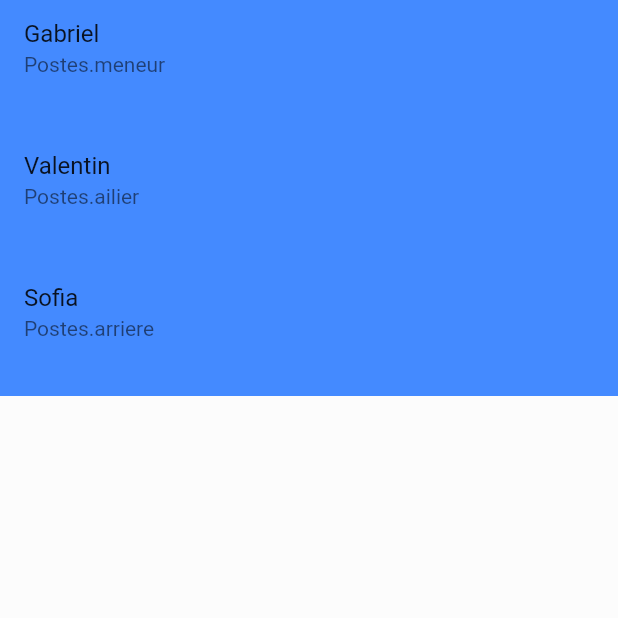
After one commit to gabdez/flutterApp, a Flutter app: the MonEquipe screen opened directly, on a phone screen of 412 x 824 dp, the top half of it. The commit adds this screen. Run offline on Flutter 3.47's test engine with Material 2 defaults, Android fonts, the phone set to English and light mode, and no system bars; our stand-ins replace font_awesome_flutter.

Commit message:
adjust inkwell on select equipe and add new page

```diff
--- /dev/null
+++ b/score_app/lib/enums/postes.dart
@@ -0,0 +1 @@
+enum Postes { meneur, arriere, ailier, ailierFort, pivot }
--- a/score_app/lib/models/equipe.dart
+++ b/score_app/lib/models/equipe.dart
@@ -1,5 +1,8 @@
+import 'package:score_app/models/joueur.dart';
+
 class Equipe {
   int id;
   String name;
+  List<Joueur> joueurs;
   Equipe({this.id, this.name});
 }
--- a/score_app/lib/models/joueur.dart
+++ b/score_app/lib/models/joueur.dart
@@ -1,9 +1,12 @@
+import 'package:score_app/enums/postes.dart';
+
 class Joueur {
   int id;
   String prenom;
   String name;
   int numero;
-  int poste;
+  Postes poste;
+  bool estTitulaire;
 
   Joueur({this.id, this.prenom, this.name, this.numero, this.poste});
 }
--- a/score_app/lib/providers/equipes_provider.dart
+++ b/score_app/lib/providers/equipes_provider.dart
@@ -4,7 +4,7 @@ import 'package:score_app/models/equipe.dart';
 class EquipesProvider with ChangeNotifier {
   List<Equipe> _items = [
     Equipe(id: 1, name: 'Achères'),
-    Equipe(id: 2, name: 'Poissy')
+    Equipe(id: 2, name: 'Poissy'),
   ];
 
   Equipe _currentEquipe;
--- a/score_app/lib/screens/SelectEquipe.dart
+++ b/score_app/lib/screens/SelectEquipe.dart
@@ -117,8 +117,9 @@ class _SelectEquipeState extends State<SelectEquipe> {
           ),
         ],
       ),
-      floatingActionButton: FloatingActionButton(
+      floatingActionButton: new FloatingActionButton(
         child: Icon(Icons.add),
+        heroTag: 'floatBtn',
         onPressed: () {
           showbottom();
         },
--- /dev/null
+++ b/score_app/lib/screens/monEquipe.dart
@@ -0,0 +1,70 @@
+import 'package:flutter/material.dart';
+import 'package:score_app/enums/postes.dart';
+import 'package:score_app/models/joueur.dart';
+
+class MonEquipe extends StatefulWidget {
+  const MonEquipe({Key key}) : super(key: key);
+
+  @override
+  _MonEquipeState createState() => _MonEquipeState();
+}
+
+class _MonEquipeState extends State<MonEquipe> {
+  final List<Joueur> _joueurs = [
+    Joueur(
+        id: 1,
+        numero: 23,
+        name: 'Fernandez',
+        prenom: 'Gabriel',
+        poste: Postes.meneur),
+    Joueur(
+        id: 2,
+        numero: 24,
+        name: 'Fernandez',
+        prenom: 'Valentin',
+        poste: Postes.ailier),
+    Joueur(
+        id: 3,
+        numero: 45,
+        name: 'Fernandez',
+        prenom: 'Sofia',
+        poste: Postes.arriere),
+  ];
+
+  @override
+  Widget build(BuildContext context) {
+    return Scaffold(
+        body: Container(
+            color: Colors.white30,
+            height: double.infinity,
+            width: double.infinity,
+            child: ReorderableListView(
+              onReorder: (oldIndex, newIndex) {
+                setState(() {
+                  _updateMyItems(oldIndex, newIndex);
+                });
+              },
+              children: <Widget>[
+                for (final joueur in _joueurs)
+                  Container(
+                    key: ValueKey(joueur.id),
+                    child: ListTile(
+                      title: Text(joueur.prenom),
+                      isThreeLine: true,
+                      subtitle: Text(joueur.poste.toString()),
+                    ),
+                    color: Colors.blueAccent,
+                  )
+              ],
+            )));
+  }
+
+  void _updateMyItems(int oldIndex, int newIndex) {
+    print('onreorder');
+    if (newIndex > oldIndex) {
+      newIndex -= 1;
+    }
+    final joueur = _joueurs.removeAt(oldIndex);
+    _joueurs.insert(newIndex, joueur);
+  }
+}
```
Also changed, not shown: score_app/lib/widgets/equipeList.dart (+12 -11 lines), score_app/lib/widgets/homeGridList.dart (+12 -1 lines).
